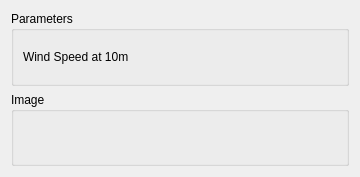
Above: src/Mod/WindLabPlugins/WindLabPlugin/Widgets/DlgDavenportSpectrum.ui from LabRPS/LabRPS before the change. Below: the same form after it.
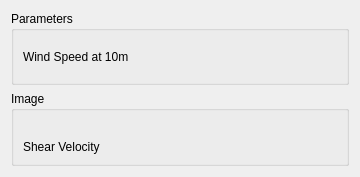
That is the form after the change. Custom widgets are drawn as their Qt base class.

```diff
--- a/src/Mod/WindLabPlugins/WindLabPlugin/Widgets/DlgDavenportSpectrum.ui
+++ b/src/Mod/WindLabPlugins/WindLabPlugin/Widgets/DlgDavenportSpectrum.ui
@@ -49,6 +49,24 @@
         </item>
        </layout>
       </item>
+      <item row="2" column="0">
+       <layout class="QHBoxLayout" name="horizontalLayout_2" stretch="0,0">
+        <item>
+         <widget class="QLabel" name="label_2">
+          <property name="text">
+           <string>Shear Velocity</string>
+          </property>
+         </widget>
+        </item>
+        <item>
+         <widget class="Gui::QuantitySpinBox" name="doubleSpinBox_ShearVelocity" native="true">
+          <property name="keyboardTracking" stdset="0">
+           <bool>false</bool>
+          </property>
+         </widget>
+        </item>
+       </layout>
+      </item>
      </layout>
     </widget>
    </item>
```
